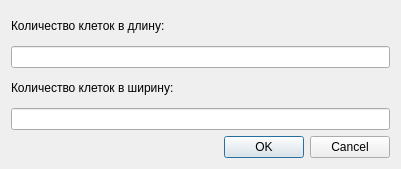
TheSawIsTheLaw/ComputerGraphicsCoursework, file Proj/placechooser.ui: the form before one commit.
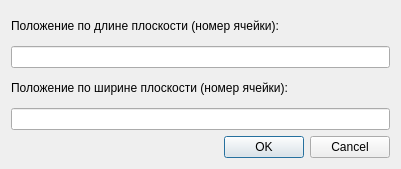
The form after the commit.

Commit message: FIX: label for chooser

Diff of the .ui file:
```diff
--- a/Proj/placechooser.ui
+++ b/Proj/placechooser.ui
@@ -19,7 +19,7 @@
      <item>
       <widget class="QLabel" name="label_2">
        <property name="text">
-        <string>Количество клеток в длину:</string>
+        <string>Положение по длине плоскости (номер ячейки):</string>
        </property>
       </widget>
      </item>
@@ -29,7 +29,7 @@
      <item>
       <widget class="QLabel" name="label_3">
        <property name="text">
-        <string>Количество клеток в ширину:</string>
+        <string>Положение по ширине плоскости (номер ячейки):</string>
        </property>
       </widget>
      </item>
```
